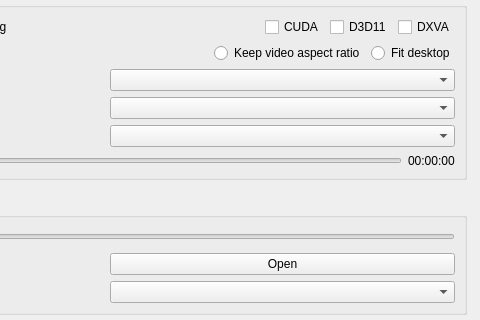
wangwenx190/dynamic-desktop, file src/forms/preferencesdialog.ui: the form before one commit; both pictures show x 266 to 746 and y 317 to 637 of the 746 by 855 pixel window.
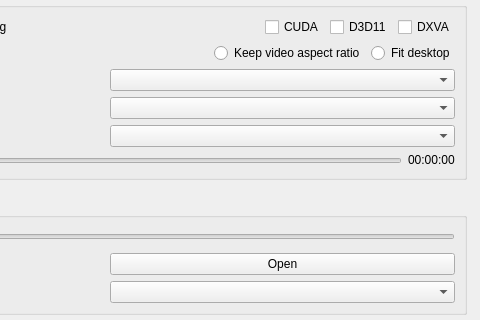
The form after the commit. Icons and pictures are not drawn. Custom widgets are drawn as their Qt base class.

What changed in the file:
```diff
--- a/src/forms/preferencesdialog.ui
+++ b/src/forms/preferencesdialog.ui
@@ -562,6 +562,12 @@
         </item>
         <item>
          <widget class="QLabel" name="label_video_duration">
+          <property name="sizePolicy">
+           <sizepolicy hsizetype="Preferred" vsizetype="Fixed">
+            <horstretch>0</horstretch>
+            <verstretch>0</verstretch>
+           </sizepolicy>
+          </property>
           <property name="text">
            <string>00:00:00</string>
           </property>
```
Left out of the diff: 12 changed lines with no effect on the pictures.
